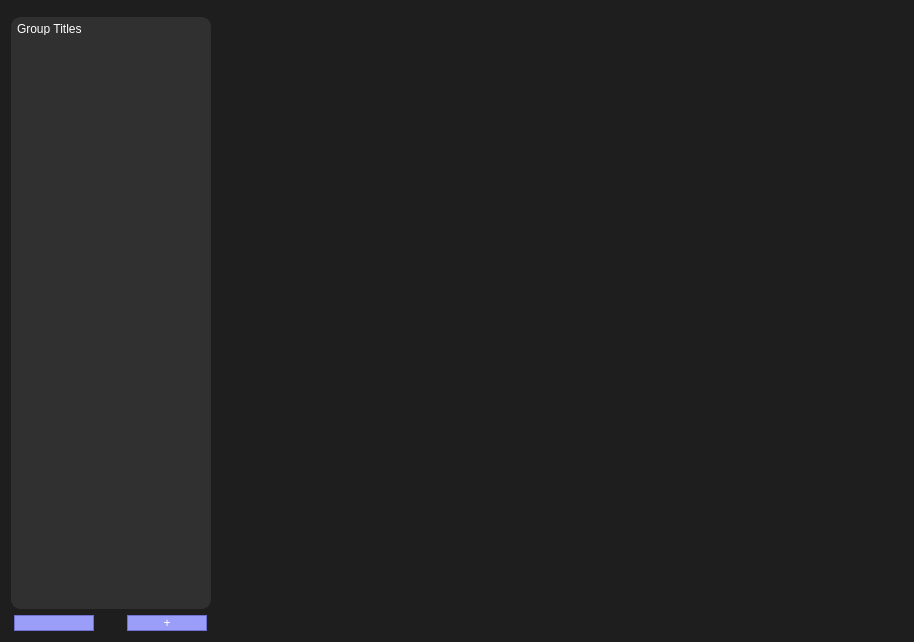
First picture: the form in ui/load.ui, repository MarwanMagdy0/VoiceNote, before the edit.
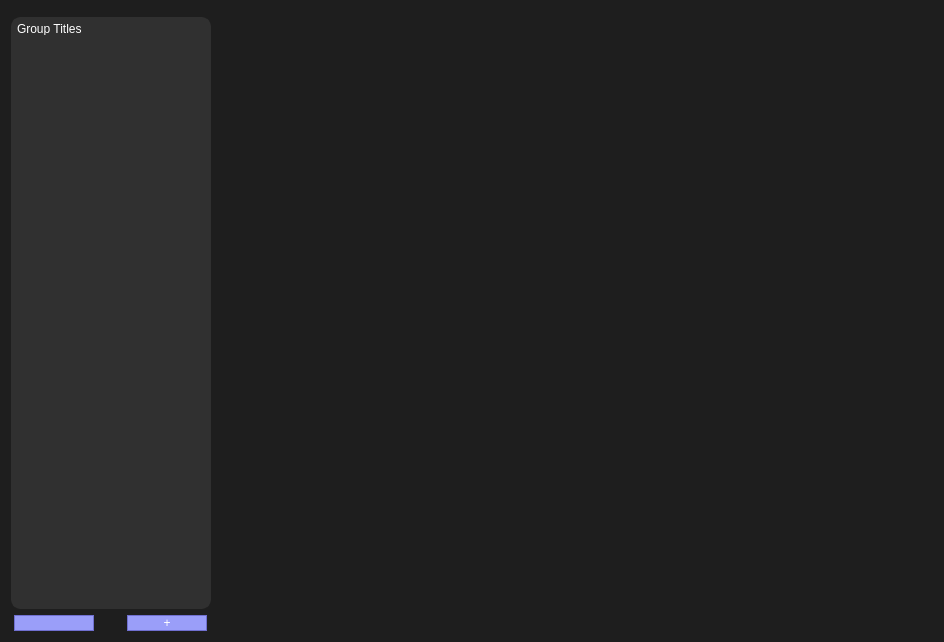
Second picture: the form after the edit. Icons and pictures are not drawn.

Commit message: solve jetbrains problems in titles and fixes the big image addition in the scrollArea, and make the big image fit the file-view

```diff
--- a/ui/load.ui
+++ b/ui/load.ui
@@ -6,7 +6,7 @@
    <rect>
     <x>0</x>
     <y>0</y>
-    <width>914</width>
+    <width>944</width>
     <height>642</height>
    </rect>
   </property>
@@ -195,6 +195,9 @@
          <property name="verticalScrollBarPolicy">
           <enum>Qt::ScrollBarAsNeeded</enum>
          </property>
+         <property name="horizontalScrollBarPolicy">
+          <enum>Qt::ScrollBarAlwaysOff</enum>
+         </property>
          <property name="widgetResizable">
           <bool>true</bool>
          </property>
@@ -206,7 +209,7 @@
            <rect>
             <x>0</x>
             <y>0</y>
-            <width>682</width>
+            <width>712</width>
             <height>610</height>
            </rect>
           </property>
```
The commit also changes 7 other files.
